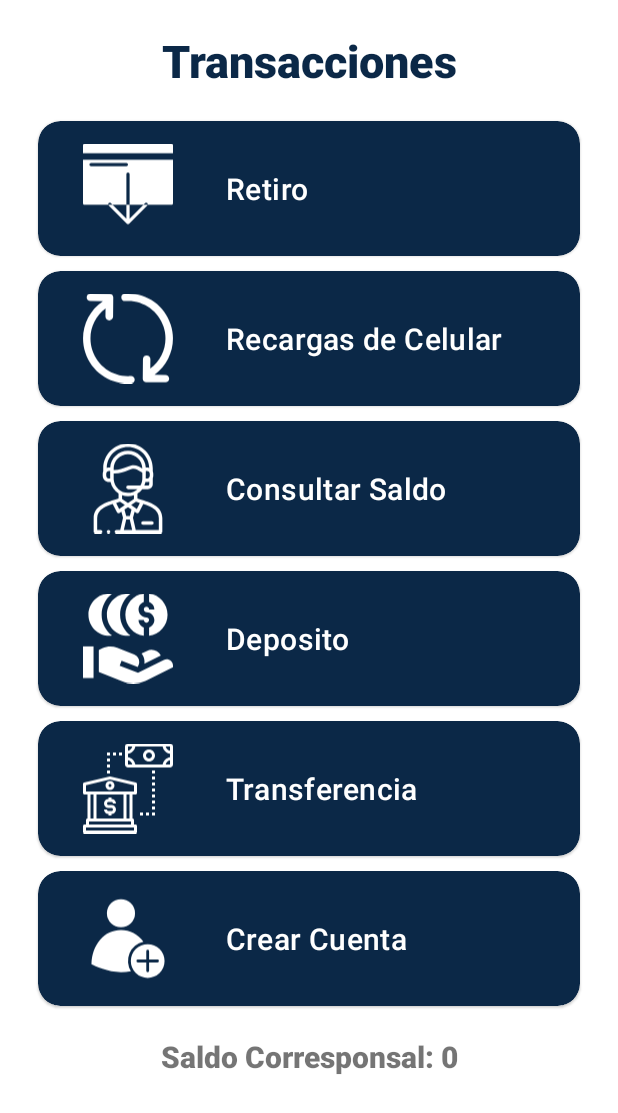
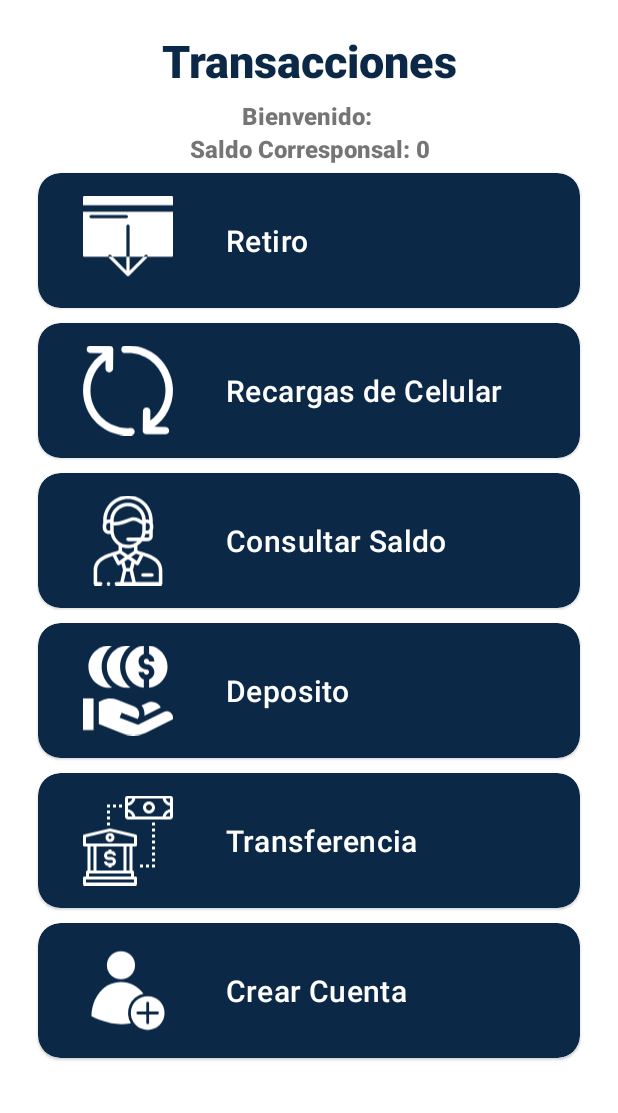
Before and after one commit to FelipeArdilaDev/walletApp, an Android app: the MenuActivity screen opened directly, with no data from a screen before it, on a phone screen of 412 x 824 dp. Shown: the top 1113 px of the screen. Run offline under Robolectric (Android 15) with nearby library versions, the phone set to English and light mode, and no system bars.

```diff
--- a/app/src/main/java/com/example/SQLConstants.java
+++ b/app/src/main/java/com/example/SQLConstants.java
@@ -21,7 +21,7 @@ public class SQLConstants {
                     COLUMN_NAME + " TEXT, " +
                     COLUMN_PHONE + " TEXT, " +
                     COLUMN_EMAIL + " TEXT, " +
-                    COLUMN_SALDO + " INTEGER DEFSULT 0, " +
+                    COLUMN_SALDO + " TEXT, " +
                     COLUMN_PASSWORD + " TEXT " + ");";
 
     public static final String SQL_DELETE =
--- a/app/src/main/java/com/example/bancoprueba/LoginActivity.java
+++ b/app/src/main/java/com/example/bancoprueba/LoginActivity.java
@@ -2,7 +2,9 @@ package com.example.bancoprueba;
 
 import androidx.appcompat.app.AppCompatActivity;
 
+import android.content.Context;
 import android.content.Intent;
+import android.content.SharedPreferences;
 import android.os.Bundle;
 import android.view.View;
 import android.widget.Button;
@@ -11,6 +13,7 @@ import android.widget.Toast;
 import com.example.Corresponsal.CorrespondentBankUser;
 import com.example.Datos;
 import com.example.Helpers.DBHelper;
+import com.example.SQLConstants;
 import com.google.android.material.textfield.TextInputEditText;
 
 public class LoginActivity extends AppCompatActivity {
@@ -77,13 +80,12 @@ public class LoginActivity extends AppCompatActivity {
             Intent intento = new Intent(this, MenuActivity.class);
             startActivity(intento);
             intento.putExtra("email", email);
-            datos.guardarDato(email);
+            //datos.guardarDato(correspondentBankUser);
             Toast.makeText(getApplicationContext(), "Has iniciado sesion", Toast.LENGTH_SHORT).show();
 
         } else {
             Toast.makeText(this, "Usuario incorrecto", Toast.LENGTH_SHORT).show();
         }
-
     }
 
 
--- a/app/src/main/java/com/example/bancoprueba/MenuActivity.java
+++ b/app/src/main/java/com/example/bancoprueba/MenuActivity.java
@@ -2,10 +2,13 @@ package com.example.bancoprueba;
 
 import androidx.appcompat.app.AppCompatActivity;
 
+import android.content.Context;
 import android.content.Intent;
+import android.content.SharedPreferences;
 import android.os.Bundle;
 import android.view.View;
 import android.widget.TextView;
+import android.widget.Toast;
 
 import com.example.Corresponsal.CorrespondentBankUser;
 import com.example.Datos;
@@ -27,10 +30,17 @@ public class MenuActivity extends AppCompatActivity {
         correspondentBankUser = new CorrespondentBankUser();
         datos = new Datos(this);
 
-        datos.recuperarDato("documento");
 
+        SharedPreferences prefe = getSharedPreferences("datos", Context.MODE_PRIVATE);
+        int saldo = prefe.getInt("saldo",0);
+        String name = prefe.getString("name","");
+
+        //datos.recuperarDato(correspondentBankUser);
         tvSaldo = findViewById(R.id.tvSaldo);
-        tvSaldo.setText(String.valueOf("Saldo Corresponsal: " + correspondentBankUser.getSaldo()));
+        tvName = findViewById(R.id.tvName);
+        tvName.setText("Bienvenido: " + name);
+        tvSaldo.setText(String.valueOf("Saldo Corresponsal: " + saldo));
+
     }
 
     public void registerBank(View v) {
--- a/app/src/main/res/layout/activity_menu.xml
+++ b/app/src/main/res/layout/activity_menu.xml
@@ -23,18 +23,41 @@
                 android:layout_marginStart="32dp"
                 android:layout_marginTop="20dp"
                 android:layout_marginEnd="32dp"
+                android:layout_marginBottom="5dp"
                 android:fontFamily="sans-serif-black"
                 android:gravity="center"
                 android:text="Transacciones"
                 android:textColor="#0B2847"
                 android:textSize="30sp" />
 
+            <TextView
+                android:id="@+id/tvName"
+                android:layout_width="match_parent"
+                android:layout_height="wrap_content"
+                android:layout_marginStart="32dp"
+                android:layout_marginEnd="32dp"
+                android:fontFamily="sans-serif-black"
+                android:gravity="center"
+                android:text="TextView"
+                android:textSize="16sp" />
+
+            <TextView
+                android:id="@+id/tvSaldo"
+                android:layout_width="match_parent"
+                android:layout_height="wrap_content"
+                android:layout_marginStart="32dp"
+                android:layout_marginEnd="32dp"
+                android:layout_marginBottom="5dp"
+                android:fontFamily="sans-serif-black"
+                android:gravity="center"
+                android:text="TextView"
+                android:textSize="16sp" />
+
             <com.google.android.material.card.MaterialCardView
                 android:id="@+id/retirarMonto"
                 android:layout_width="match_parent"
                 android:layout_height="90dp"
                 android:layout_marginStart="25dp"
-                android:layout_marginTop="20dp"
                 android:layout_marginEnd="25dp"
                 android:checkable="true"
                 android:clickable="true"
@@ -317,18 +340,6 @@
 
             </com.google.android.material.card.MaterialCardView>
 
-            <TextView
-                android:id="@+id/tvSaldo"
-                android:layout_width="match_parent"
-                android:layout_height="wrap_content"
-                android:layout_marginStart="32dp"
-                android:layout_marginEnd="32dp"
-                android:layout_marginBottom="20dp"
-                android:fontFamily="sans-serif-black"
-                android:gravity="center"
-                android:text="TextView"
-                android:textSize="20sp" />
-
 
         </LinearLayout>
     </ScrollView>
--- a/app/src/main/res/values/themes.xml
+++ b/app/src/main/res/values/themes.xml
@@ -2,7 +2,7 @@
     <!-- Base application theme. -->
     <style name="Theme.BancoPrueba" parent="Theme.MaterialComponents.DayNight.DarkActionBar">
         <!-- Primary brand color. -->
-        <item name="colorPrimary">#1D0B47</item>
+        <item name="colorPrimary">#0B2847</item>
         <item name="colorPrimaryVariant">@color/purple_700</item>
         <item name="colorOnPrimary">@color/white</item>
         <!-- Secondary brand color. -->
```
Also changed, not shown: app/src/main/java/com/example/Datos.java (+39 -12 lines), app/src/main/java/com/example/Helpers/DBHelper.java (+0 -21 lines), app/src/main/java/com/example/bancoprueba/ConsultarSaldoActivity.java (+9 -4 lines), app/src/main/java/com/example/bancoprueba/DepositoActivity.java (+24 -21 lines), app/src/main/java/com/example/bancoprueba/RegistroActivity.java (+21 -25 lines), app/src/main/java/com/example/bancoprueba/RetiroActivity.java (+6 -2 lines), app/src/main/res/layout/activity_login.xml (+5 -4 lines).
